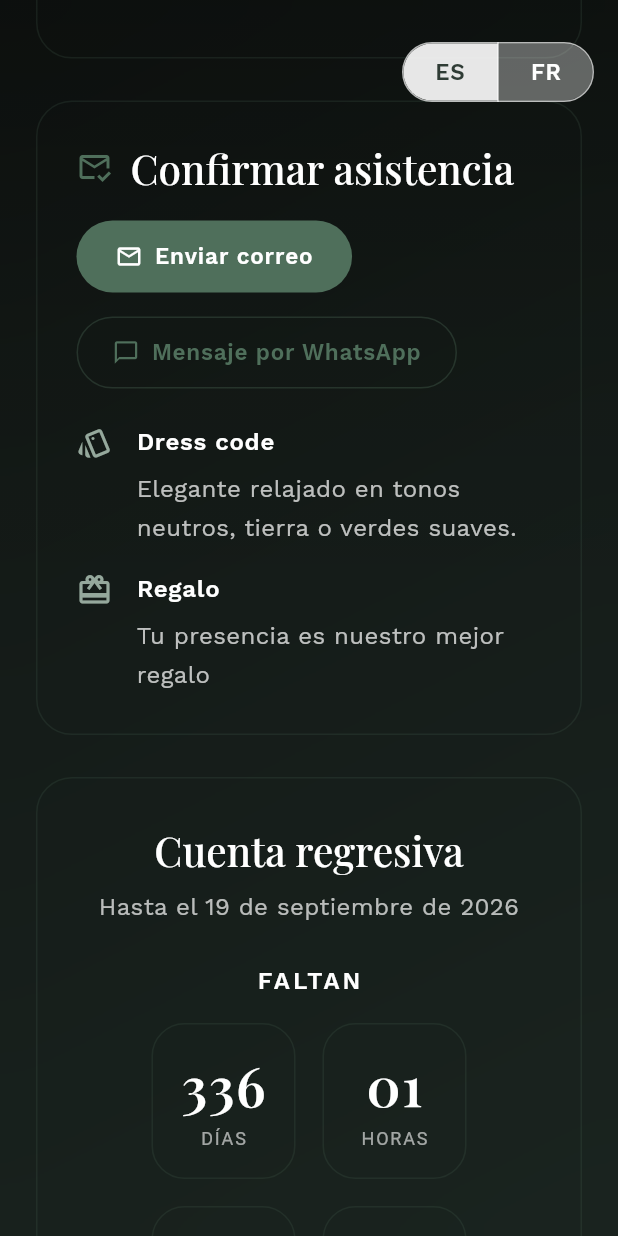
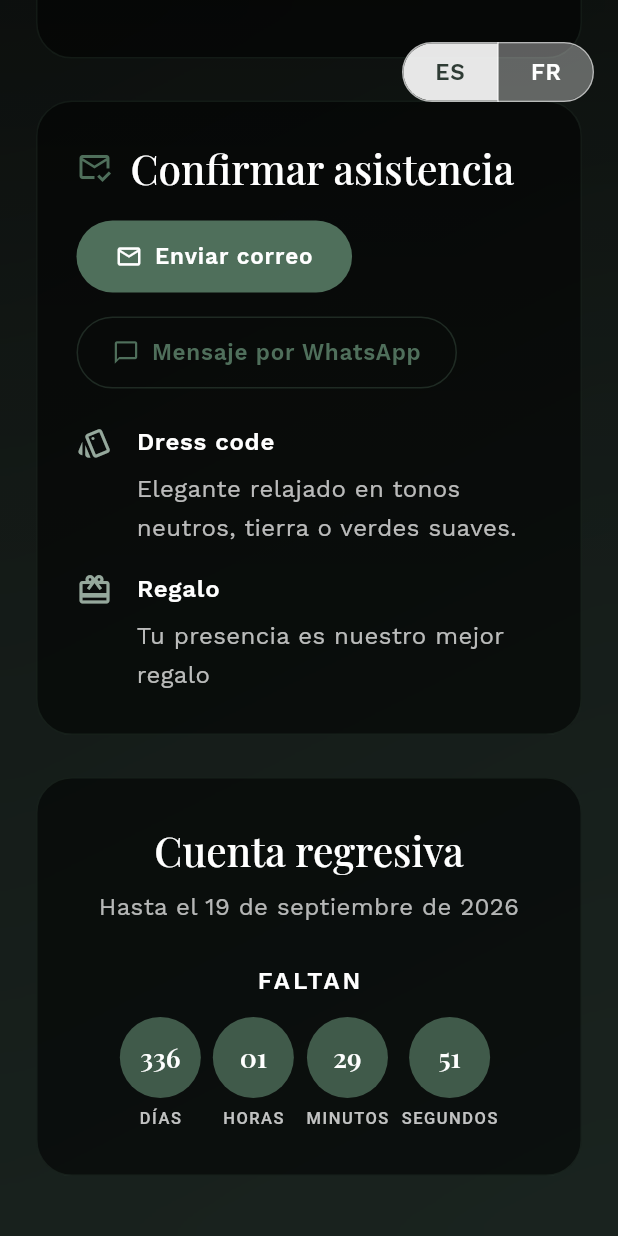
Before and after one commit to GonzaGarcia01914/ana_and_guille_wedding, a Flutter app: the screen it shows after launch, scrolled down 1728 dp, on a phone screen of 412 x 824 dp. Run offline on Flutter 3.47's test engine with Material 3 defaults, Android fonts, the phone set to English and light mode, and no system bars; our stand-ins replace google_fonts; missing offline and left inert: dart:html, dart:ui_web.

Commit message:
version_0.0.5

```diff
--- a/lib/main.dart
+++ b/lib/main.dart
@@ -753,6 +753,15 @@ class _CountdownSection extends StatelessWidget {
             valueListenable: countdown,
             builder: (context, duration, _) {
               final breakdown = _TimeBreakdown.fromDuration(duration);
+              final width = MediaQuery.of(context).size.width;
+              final bool isNarrow = width < 420;
+              final bool isVeryWide = width > 960;
+              final double itemSpacing = isVeryWide
+                  ? 22
+                  : isNarrow
+                      ? 8
+                      : 14;
+              final double runSpacing = isNarrow ? 4 : 10;
               return Column(
                 children: [
                   Text(
@@ -762,11 +771,11 @@ class _CountdownSection extends StatelessWidget {
                       letterSpacing: 2,
                     ),
                   ),
-                  const SizedBox(height: 16),
+                  const SizedBox(height: 12),
                   Wrap(
                     alignment: WrapAlignment.center,
-                    spacing: 18,
-                    runSpacing: 18,
+                    spacing: itemSpacing,
+                    runSpacing: runSpacing,
                     children: [
                       _CountdownValue(
                         value: breakdown.days,
@@ -790,11 +799,6 @@ class _CountdownSection extends StatelessWidget {
               );
             },
           ),
-          const SizedBox(height: 24),
-          Text(
-            strings.countdownTargetLabel,
-            style: theme.textTheme.bodyMedium?.copyWith(color: bodyColor),
-          ),
         ],
       ),
     );
@@ -810,37 +814,59 @@ class _CountdownValue extends StatelessWidget {
   @override
   Widget build(BuildContext context) {
     final theme = Theme.of(context);
-    final border = theme.colorScheme.primary.withValues(alpha: 0.18);
-    final textColor = theme.colorScheme.onSurface;
-    final labelColor = theme.colorScheme.onSurface.withValues(alpha: 0.6);
+    final mediaQuery = MediaQuery.of(context);
+    final width = mediaQuery.size.width;
 
-    return Container(
-      width: 96,
-      padding: const EdgeInsets.symmetric(vertical: 18),
-      decoration: BoxDecoration(
-        color: Colors.transparent,
-        borderRadius: BorderRadius.circular(22),
-        border: Border.all(color: border),
-      ),
-      child: Column(
-        children: [
-          Text(
-            value.toString().padLeft(2, '0'),
-            style: theme.textTheme.displaySmall?.copyWith(
-              fontSize: 36,
-              color: textColor,
-            ),
-          ),
-          const SizedBox(height: 6),
-          Text(
-            label.toUpperCase(),
-            style: theme.textTheme.bodySmall?.copyWith(
-              color: labelColor,
-              letterSpacing: 1.2,
-            ),
-          ),
-        ],
-      ),
+    // Tune sizes so the four items always fit in one row.
+    // We assume a minimum padding of ~32 on each side.
+    final bool isNarrow = width < 420;
+    final bool isVeryWide = width > 960;
+
+    final double circleSize = isVeryWide
+        ? 88
+        : isNarrow
+            ? 54
+            : 68;
+    final double fontSize = isVeryWide
+        ? 28
+        : isNarrow
+            ? 18
+            : 24;
+    final double labelSpacing = isVeryWide ? 10 : isNarrow ? 6 : 8;
+    final double labelFontSize = isVeryWide
+        ? 14
+        : isNarrow
+            ? 11
+            : 12;
+
+    final circleColor = theme.colorScheme.primary.withValues(alpha: 0.78);
+    final valueColor = theme.colorScheme.onPrimary;
+    final labelColor = theme.colorScheme.onSurface.withValues(alpha: 0.75);
+
+    final valueStyle = theme.textTheme.headlineSmall?.copyWith(
+      fontSize: fontSize,
+      fontWeight: FontWeight.w600,
+      color: valueColor,
+    );
+    final labelStyle = theme.textTheme.labelMedium?.copyWith(
+      letterSpacing: 1,
+      fontSize: labelFontSize,
+      color: labelColor,
+    );
+
+    return Column(
+      mainAxisSize: MainAxisSize.min,
+      children: [
+        Container(
+          width: circleSize,
+          height: circleSize,
+          alignment: Alignment.center,
+          decoration: BoxDecoration(shape: BoxShape.circle, color: circleColor),
+          child: Text(value.toString().padLeft(2, '0'), style: valueStyle),
+        ),
+        SizedBox(height: labelSpacing),
+        Text(label.toUpperCase(), style: labelStyle),
+      ],
     );
   }
 }
@@ -970,7 +996,7 @@ class _MinimalCard extends StatelessWidget {
     return Container(
       padding: padding,
       decoration: BoxDecoration(
-        color: Colors.transparent,
+        color: Colors.black.withValues(alpha: 0.55),
         borderRadius: BorderRadius.circular(24),
         border: Border.all(
           color: theme.colorScheme.primary.withValues(alpha: 0.18),
```
Also changed, not shown: lib/src/background_video_web.dart (+63 -3 lines), 3 other files.
